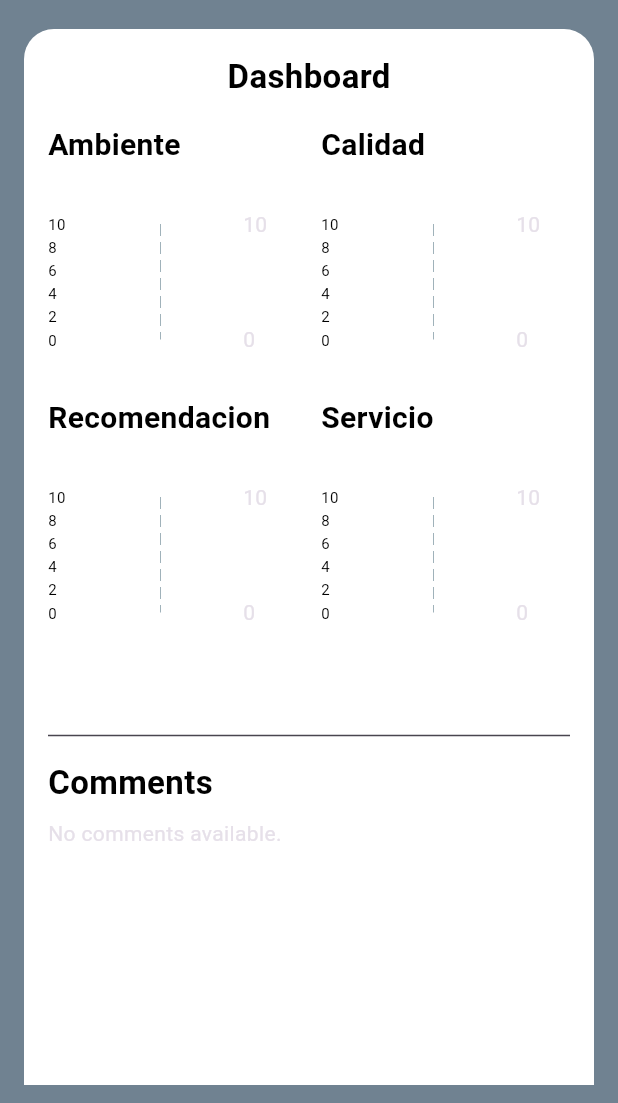
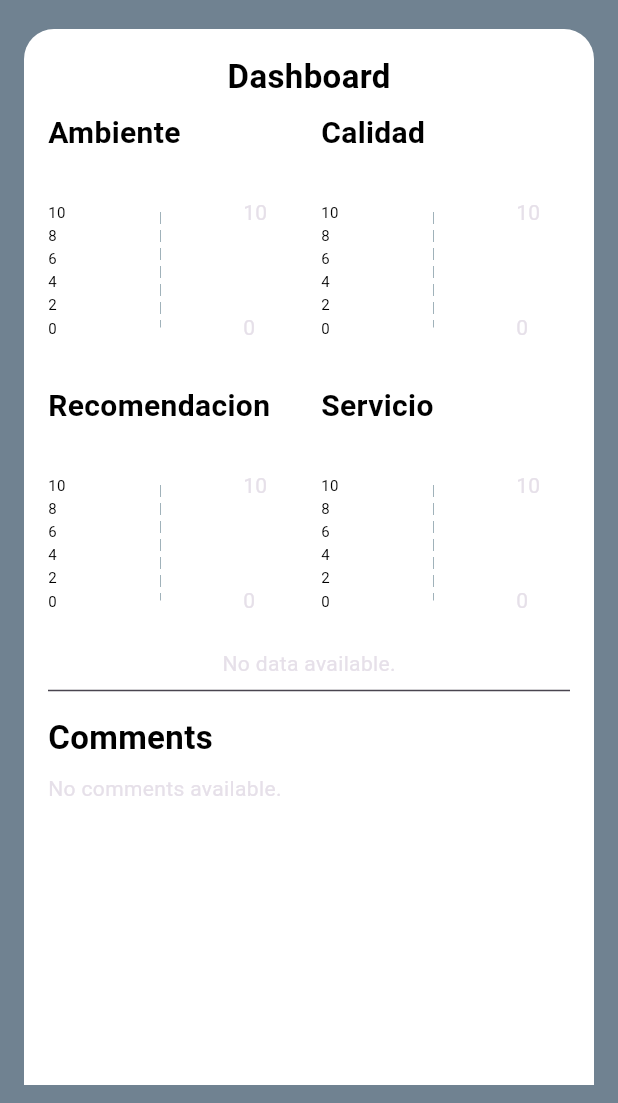
Before and after one commit to Luc4st1574/feedforge, a Flutter app: the screen it shows once a user with an empty profile is signed in, on a phone screen of 412 x 824 dp, the part 133-1236 px from its top. Run offline on Flutter 3.47's test engine with Material 3 defaults, Android fonts, the phone set to English and light mode, and no system bars; drawn by our look-alikes of fl_chart; our stand-ins replace cloud_firestore, firebase_auth, firebase_core, fluttertoast, google_sign_in; accounts and stored records are empty; generated files the repository leaves out were written again.

Commit message:
add: boxes average

```diff
--- a/lib/home.dart
+++ b/lib/home.dart
@@ -3,6 +3,7 @@ import 'package:firebase_auth/firebase_auth.dart';
 import 'package:cloud_firestore/cloud_firestore.dart';
 import 'package:fl_chart/fl_chart.dart';
 import 'profile.dart';
+import 'comment.dart';
 
 class Home extends StatefulWidget {
   const Home({super.key});
@@ -45,10 +46,12 @@ class _HomeState extends State<Home> {
                         style: TextStyle(fontSize: 22, fontWeight: FontWeight.bold, color: Colors.black),
                       ),
                     ),
-                    const SizedBox(height: 16),
+                    const SizedBox(height: 8), // Reduced space
                     _buildChartsGrid(),
+                    const SizedBox(height: 8), // Reduced space between chart and averages
+                    _buildAverageIndicators(),
                     const Divider(),
-                    const SizedBox(height: 8), // Added space to bring comments closer
+                    const SizedBox(height: 8), // Reduced space before comments section
                     const Text(
                       'Comments',
                       style: TextStyle(fontSize: 22, fontWeight: FontWeight.bold, color: Colors.black),
@@ -106,7 +109,7 @@ class _HomeState extends State<Home> {
 
   Widget _buildChartsGrid() {
     return SizedBox(
-      height: 400, // Adjust height to control the square shape
+      height: 350, // Adjusted height for more compact layout
       child: GridView.count(
         crossAxisCount: 2,
         crossAxisSpacing: 16,
@@ -154,13 +157,13 @@ class _HomeState extends State<Home> {
                   final doc = snapshot.data!.docs[i];
                   barGroups.add(
                     BarChartGroupData(
-                    x: i, // Espacio más reducido entre barras
+                      x: i,
                       barRods: [
                         BarChartRodData(
                           toY: double.parse(doc[fieldName].toString()),
-                        color: _getDynamicColor(i), // Color diferente para cada barra
-                        width: 15, // Ajuste de ancho de barra para mejor visibilidad
-                        borderRadius: BorderRadius.zero, // Bordes cuadrados
+                          color: _getDynamicColor(i),
+                          width: 15,
+                          borderRadius: BorderRadius.zero,
                         ),
                       ],
                     ),
@@ -188,7 +191,6 @@ class _HomeState extends State<Home> {
                         sideTitles: SideTitles(
                           showTitles: true,
                           getTitlesWidget: (value, meta) {
-                          // Puedes agregar títulos personalizados si es necesario
                             return const Text('');
                           },
                         ),
@@ -196,8 +198,8 @@ class _HomeState extends State<Home> {
                     ),
                     borderData: FlBorderData(show: false),
                     barTouchData: BarTouchData(enabled: false),
-                  alignment: BarChartAlignment.spaceEvenly, // Distribución equilibrada de las barras
-                  maxY: 10, // Escala ajustada al valor máximo esperado
+                    alignment: BarChartAlignment.spaceEvenly,
+                    maxY: 10,
                   ),
                 );
               },
@@ -209,9 +211,84 @@ class _HomeState extends State<Home> {
   }
 
   Color _getDynamicColor(int index) {
-  // Asignar colores diferentes según el índice
     List<Color> colors = [Colors.blue, Colors.green, Colors.orange, Colors.red, Colors.purple, Colors.yellow];
     return colors[index % colors.length];
+  }
+
+  Widget _buildAverageIndicators() {
+    final user = FirebaseAuth.instance.currentUser;
+
+    return StreamBuilder<QuerySnapshot>(
+      stream: FirebaseFirestore.instance
+          .collection('Negocios')
+          .where('Negocio', isEqualTo: user!.displayName)
+          .snapshots(),
+      builder: (context, snapshot) {
+        if (!snapshot.hasData || snapshot.data!.docs.isEmpty) {
+          return const Center(child: Text('No data available.'));
+        }
+
+        double calculateAverage(String field) {
+          final values = snapshot.data!.docs.map((doc) => double.parse(doc[field].toString())).toList();
+          final sum = values.reduce((a, b) => a + b);
+          return sum / values.length;
+        }
+
+        final ambienteAvg = calculateAverage('Ambiente');
+        final calidadAvg = calculateAverage('Calidad');
+        final recomendacionAvg = calculateAverage('Recomendacion');
+        final servicioAvg = calculateAverage('Servicio');
+
+        return SizedBox(
+          height: 180, // Adjusted height to reduce gap
+          child: GridView.count(
+            crossAxisCount: 2,
+            crossAxisSpacing: 8,
+            mainAxisSpacing: 8,
+            childAspectRatio: 2,
+            physics: const NeverScrollableScrollPhysics(),
+            children: [
+              _buildAverageBox('Ambiente', ambienteAvg),
+              _buildAverageBox('Calidad', calidadAvg),
+              _buildAverageBox('Recomendacion', recomendacionAvg),
+              _buildAverageBox('Servicio', servicioAvg),
+            ],
+          ),
+        );
+      },
+    );
+  }
+
+  Widget _buildAverageBox(String fieldName, double average) {
+    return Container(
+      padding: const EdgeInsets.all(12), // Reduced padding for compactness
+      decoration: BoxDecoration(
+        color: Colors.white,
+        borderRadius: BorderRadius.circular(12),
+        boxShadow: [
+          BoxShadow(
+            color: Colors.grey.withOpacity(0.5),
+            spreadRadius: 2,
+            blurRadius: 5,
+            offset: const Offset(0, 3),
+          ),
+        ],
+      ),
+      child: Column(
+        mainAxisAlignment: MainAxisAlignment.center,
+        children: [
+          Text(
+            fieldName,
+            style: const TextStyle(fontSize: 14, fontWeight: FontWeight.bold, color: Colors.black),
+          ),
+          const SizedBox(height: 4),
+          Text(
+            '${(average * 10).toStringAsFixed(1)}%',
+            style: const TextStyle(fontSize: 16, fontWeight: FontWeight.bold, color: Colors.blue),
+          ),
+        ],
+      ),
+    );
   }
 
   Widget _buildCommentsSection() {
@@ -237,7 +314,7 @@ Widget _buildCommentsSection() {
           children: comments.map((comment) {
             final feedback = comment['Feedback'];
             if (displayedFeedback.contains(feedback)) {
-              return const SizedBox.shrink(); // Ignore duplicate comments
+              return const SizedBox.shrink();
             }
             displayedFeedback.add(feedback);
 
@@ -245,6 +322,18 @@ Widget _buildCommentsSection() {
               alignment: comment['Nombre'] == user.displayName
                   ? Alignment.centerRight
                   : Alignment.centerLeft,
+              child: GestureDetector(
+                onTap: () {
+                  Navigator.push(
+                    context,
+                    MaterialPageRoute(
+                      builder: (context) => CommentScreen(
+                        initialComment: feedback,
+                        commentId: comment.id,
+                      ),
+                    ),
+                  );
+                },
                 child: Container(
                   margin: const EdgeInsets.symmetric(vertical: 4),
                   padding: const EdgeInsets.all(10),
@@ -272,6 +361,7 @@ Widget _buildCommentsSection() {
                     ],
                   ),
                 ),
+              ),
             );
           }).toList(),
         );
```
Also changed, not shown: lib/comment.dart (+98 -0 lines), 1 other file. Lines whose indentation alone changed are shown as unchanged.
